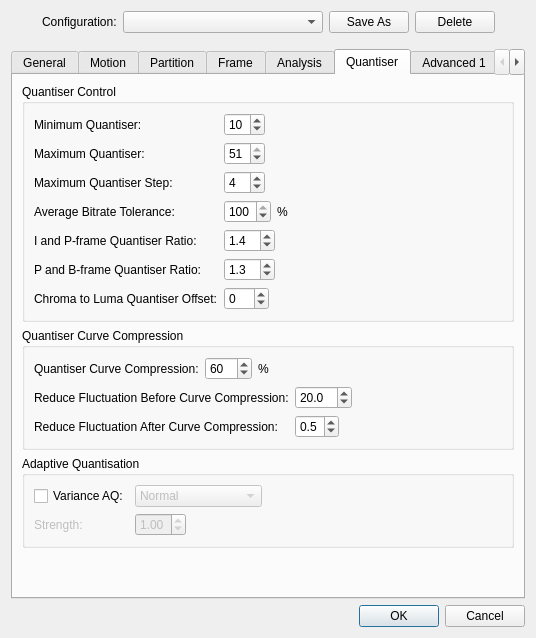
This is branches/avidemux_2.6_branch_mean/avidemux_plugins/ADM_videoEncoder/x264/qt4/x264ConfigDialog.ui in BackupTheBerlios/avidemux-svn as Qt 5 draws it before an edit. The edited form follows.
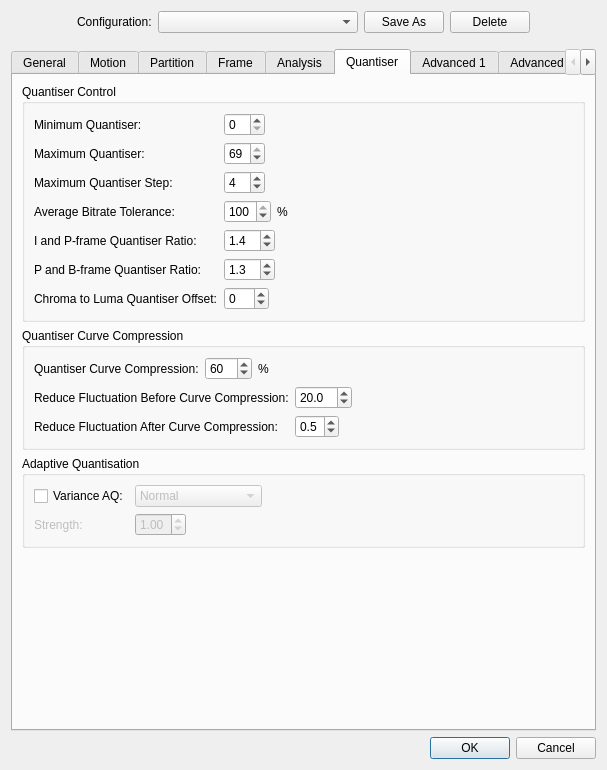
This is the edited form. The open tabs and pages were chosen to show the change.

The edit to the form file:
```diff
--- a/branches/avidemux_2.6_branch_mean/avidemux_plugins/ADM_videoEncoder/x264/qt4/x264ConfigDialog.ui
+++ b/branches/avidemux_2.6_branch_mean/avidemux_plugins/ADM_videoEncoder/x264/qt4/x264ConfigDialog.ui
@@ -7,8 +7,8 @@
    <rect>
     <x>0</x>
     <y>0</y>
-    <width>536</width>
-    <height>638</height>
+    <width>607</width>
+    <height>770</height>
    </rect>
   </property>
   <property name="windowTitle">
@@ -17,12 +17,6 @@
   <layout class="QVBoxLayout" name="_11">
    <item>
     <layout class="QHBoxLayout">
-     <property name="spacing">
-      <number>6</number>
-     </property>
-     <property name="margin">
-      <number>0</number>
-     </property>
      <item>
       <spacer name="spacer_8">
        <property name="orientation">
@@ -2543,28 +2537,10 @@
           <string>Quantiser Control</string>
          </property>
          <layout class="QVBoxLayout">
-          <property name="spacing">
-           <number>6</number>
-          </property>
-          <property name="margin">
-           <number>9</number>
-          </property>
           <item>
            <layout class="QGridLayout">
-            <property name="margin">
-             <number>0</number>
-            </property>
-            <property name="spacing">
-             <number>6</number>
-            </property>
             <item row="2" column="1">
              <layout class="QHBoxLayout">
-              <property name="spacing">
-               <number>6</number>
-              </property>
-              <property name="margin">
-               <number>0</number>
-              </property>
               <item>
                <widget class="QSpinBox" name="quantiserMaxStepSpinBox">
                 <property name="maximum">
@@ -2606,19 +2582,13 @@
             </item>
             <item row="0" column="1">
              <layout class="QHBoxLayout">
-              <property name="spacing">
-               <number>6</number>
-              </property>
-              <property name="margin">
-               <number>0</number>
-              </property>
               <item>
                <widget class="QSpinBox" name="quantiserMinSpinBox">
                 <property name="maximum">
-                 <number>51</number>
+                 <number>69</number>
                 </property>
                 <property name="value">
-                 <number>10</number>
+                 <number>0</number>
                 </property>
                </widget>
               </item>
@@ -2639,12 +2609,6 @@
             </item>
             <item row="5" column="1">
              <layout class="QHBoxLayout">
-              <property name="spacing">
-               <number>6</number>
-              </property>
-              <property name="margin">
-               <number>0</number>
-              </property>
               <item>
                <widget class="QDoubleSpinBox" name="quantiserPbRatioSpinBox">
                 <property name="decimals">
@@ -2681,12 +2645,6 @@
             </item>
             <item row="3" column="1">
              <layout class="QHBoxLayout">
-              <property name="spacing">
-               <number>6</number>
-              </property>
-              <property name="margin">
-               <number>0</number>
-              </property>
               <item>
                <widget class="QSpinBox" name="avgBitrateToleranceSpinBox">
                 <property name="minimum">
@@ -2731,12 +2689,6 @@
             </item>
             <item row="6" column="1">
              <layout class="QHBoxLayout">
-              <property name="spacing">
-               <number>6</number>
-              </property>
-              <property name="margin">
-               <number>0</number>
-              </property>
               <item>
                <widget class="QSpinBox" name="chromaLumaOffsetSpinBox">
                 <property name="minimum">
@@ -2785,19 +2737,13 @@
             </item>
             <item row="1" column="1">
              <layout class="QHBoxLayout">
-              <property name="spacing">
-               <number>6</number>
-              </property>
-              <property name="margin">
-               <number>0</number>
-              </property>
               <item>
                <widget class="QSpinBox" name="quantiserMaxSpinBox">
                 <property name="maximum">
-                 <number>51</number>
+                 <number>69</number>
                 </property>
                 <property name="value">
-                 <number>51</number>
+                 <number>69</number>
                 </property>
                </widget>
               </item>
@@ -2825,12 +2771,6 @@
             </item>
             <item row="4" column="1">
              <layout class="QHBoxLayout">
-              <property name="spacing">
-               <number>6</number>
-              </property>
-              <property name="margin">
-               <number>0</number>
-              </property>
               <item>
                <widget class="QDoubleSpinBox" name="quantiserIpRatioSpinBox">
                 <property name="decimals">
@@ -2876,20 +2816,8 @@
           <string>Quantiser Curve Compression</string>
          </property>
          <layout class="QVBoxLayout">
-          <property name="spacing">
-           <number>6</number>
-          </property>
-          <property name="margin">
-           <number>9</number>
-          </property>
           <item>
            <layout class="QHBoxLayout">
-            <property name="spacing">
-             <number>6</number>
-            </property>
-            <property name="margin">
-             <number>0</number>
-            </property>
             <item>
              <widget class="QLabel" name="label_8">
               <property name="text">
@@ -2899,12 +2827,6 @@
             </item>
             <item>
              <layout class="QHBoxLayout">
-              <property name="spacing">
-               <number>6</number>
-              </property>
-              <property name="margin">
-               <number>0</number>
-              </property>
               <item>
                <widget class="QSpinBox" name="quantiserCurveCompressSpinBox">
                 <property name="maximum">
@@ -2941,12 +2863,6 @@
           </item>
           <item>
            <layout class="QGridLayout">
-            <property name="margin">
-             <number>0</number>
-            </property>
-            <property name="spacing">
-             <number>6</number>
-            </property>
             <item row="0" column="0">
              <widget class="QLabel" name="label_21">
               <property name="text">
@@ -2956,12 +2872,6 @@
             </item>
             <item row="0" column="1">
              <layout class="QHBoxLayout">
-              <property name="spacing">
-               <number>6</number>
-              </property>
-              <property name="margin">
-               <number>0</number>
-              </property>
               <item>
                <widget class="QDoubleSpinBox" name="quantiserBeforeCompressSpinBox">
                 <property name="decimals">
@@ -2992,12 +2902,6 @@
             </item>
             <item row="1" column="1">
              <layout class="QHBoxLayout">
-              <property name="spacing">
-               <number>6</number>
-              </property>
-              <property name="margin">
-               <number>0</number>
-              </property>
               <item>
                <widget class="QDoubleSpinBox" name="quantiserAfterCompressSpinBox">
                 <property name="decimals">
@@ -4431,12 +4335,6 @@
    </item>
    <item>
     <layout class="QHBoxLayout">
-     <property name="spacing">
-      <number>6</number>
-     </property>
-     <property name="margin">
-      <number>0</number>
-     </property>
      <item>
       <widget class="QDialogButtonBox" name="buttonBox">
        <property name="orientation">
```
Left out of the diff: 455 changed lines with no effect on the pictures.
